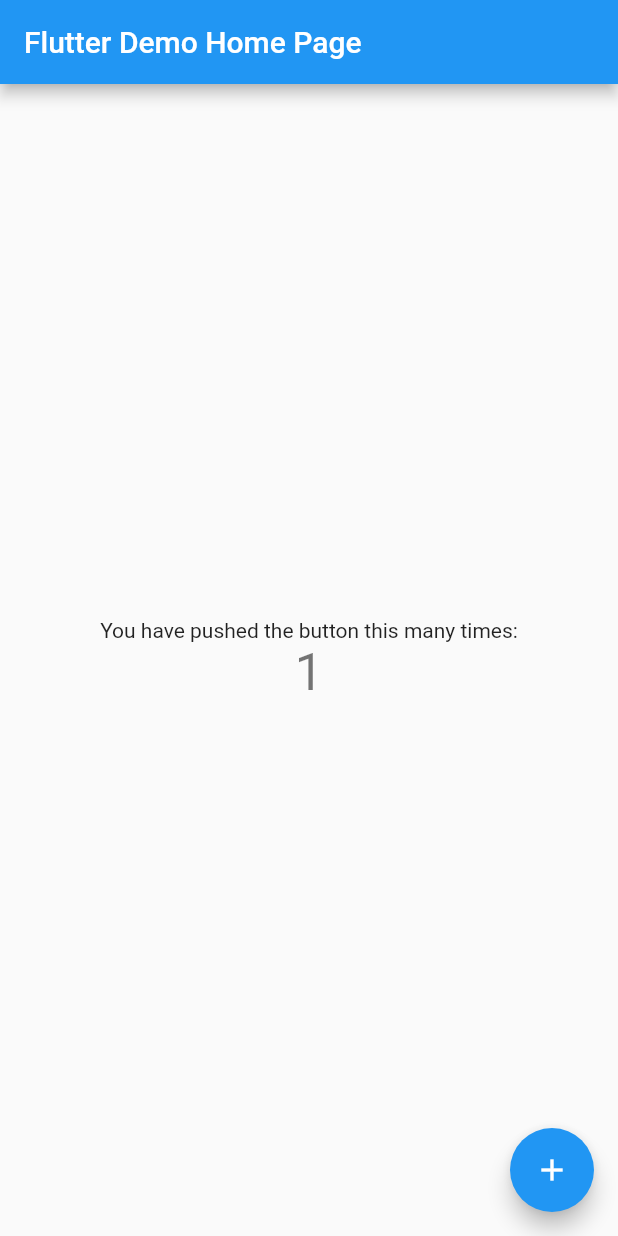
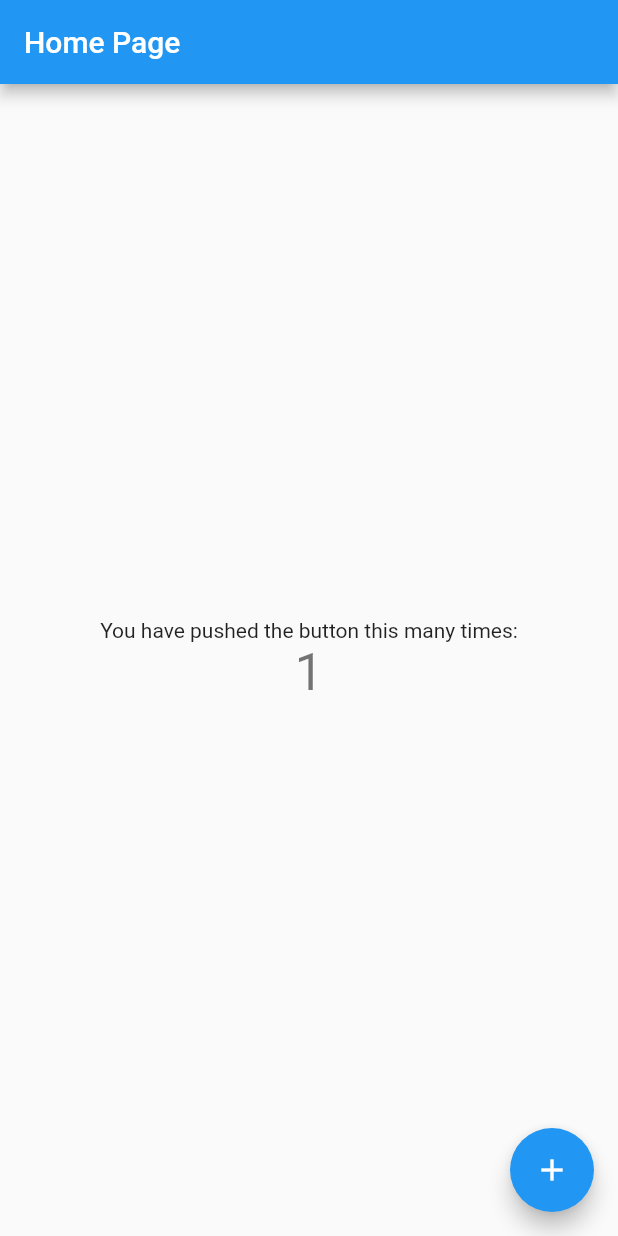
Before and after one commit to ittalolz/flutter_value_notifier, a Flutter app: the screen it shows after launch, after a tap on the "add" icon, on a phone screen of 412 x 824 dp. Run offline on Flutter 3.47's test engine with Material 2 defaults, Android fonts, the phone set to English and light mode, and no system bars.

```diff
--- a/lib/main.dart
+++ b/lib/main.dart
@@ -1,4 +1,5 @@
 import 'package:flutter/material.dart';
+import 'package:flutter_value_notifier/src/home/home_page.dart';
 
 void main() {
   runApp(const MyApp());
@@ -24,92 +25,7 @@ class MyApp extends StatelessWidget {
         // is not restarted.
         primarySwatch: Colors.blue,
       ),
-      home: const MyHomePage(title: 'Flutter Demo Home Page'),
+      home: const HomePage(),
     );
   }
 }
-
-class MyHomePage extends StatefulWidget {
-  const MyHomePage({Key? key, required this.title}) : super(key: key);
-
-  // This widget is the home page of your application. It is stateful, meaning
-  // that it has a State object (defined below) that contains fields that affect
-  // how it looks.
-
-  // This class is the configuration for the state. It holds the values (in this
-  // case the title) provided by the parent (in this case the App widget) and
-  // used by the build method of the State. Fields in a Widget subclass are
-  // always marked "final".
-
-  final String title;
-
-  @override
-  State<MyHomePage> createState() => _MyHomePageState();
-}
-
-class _MyHomePageState extends State<MyHomePage> {
-  int _counter = 0;
-
-  void _incrementCounter() {
-    setState(() {
-      // This call to setState tells the Flutter framework that something has
-      // changed in this State, which causes it to rerun the build method below
-      // so that the display can reflect the updated values. If we changed
-      // _counter without calling setState(), then the build method would not be
-      // called again, and so nothing would appear to happen.
-      _counter++;
-    });
-  }
-
-  @override
-  Widget build(BuildContext context) {
-    // This method is rerun every time setState is called, for instance as done
-    // by the _incrementCounter method above.
-    //
-    // The Flutter framework has been optimized to make rerunning build methods
-    // fast, so that you can just rebuild anything that needs updating rather
-    // than having to individually change instances of widgets.
-    return Scaffold(
-      appBar: AppBar(
-        // Here we take the value from the MyHomePage object that was created by
-        // the App.build method, and use it to set our appbar title.
-        title: Text(widget.title),
-      ),
-      body: Center(
-        // Center is a layout widget. It takes a single child and positions it
-        // in the middle of the parent.
-        child: Column(
-          // Column is also a layout widget. It takes a list of children and
-          // arranges them vertically. By default, it sizes itself to fit its
-          // children horizontally, and tries to be as tall as its parent.
-          //
-          // Invoke "debug painting" (press "p" in the console, choose the
-          // "Toggle Debug Paint" action from the Flutter Inspector in Android
-          // Studio, or the "Toggle Debug Paint" command in Visual Studio Code)
-          // to see the wireframe for each widget.
-          //
-          // Column has various properties to control how it sizes itself and
-          // how it positions its children. Here we use mainAxisAlignment to
-          // center the children vertically; the main axis here is the vertical
-          // axis because Columns are vertical (the cross axis would be
-          // horizontal).
-          mainAxisAlignment: MainAxisAlignment.center,
-          children: <Widget>[
-            const Text(
-              'You have pushed the button this many times:',
-            ),
-            Text(
-              '$_counter',
-              style: Theme.of(context).textTheme.headline4,
-            ),
-          ],
-        ),
-      ),
-      floatingActionButton: FloatingActionButton(
-        onPressed: _incrementCounter,
-        tooltip: 'Increment',
-        child: const Icon(Icons.add),
-      ), // This trailing comma makes auto-formatting nicer for build methods.
-    );
-  }
-}
--- a/lib/src/home/home_controller.dart
+++ b/lib/src/home/home_controller.dart
@@ -1,10 +1,11 @@
 import 'package:flutter/cupertino.dart';
 
-class HomeController extends ChangeNotifier {
-  var counter = 0;
+class HomeController {
+  var counter$ = ValueNotifier(0);
+
+  int get counter => counter$.value;
 
   void increment() {
-    counter++;
-    notifyListeners();
+    counter$.value++;
   }
 }
--- a/lib/src/home/home_page.dart
+++ b/lib/src/home/home_page.dart
@@ -16,7 +16,7 @@ class _HomePageState extends State<HomePage> {
   @override
   void initState() {
     super.initState();
-    controller.addListener(() {
+    controller.counter$.addListener(() {
       setState(() {
 
       });
```
